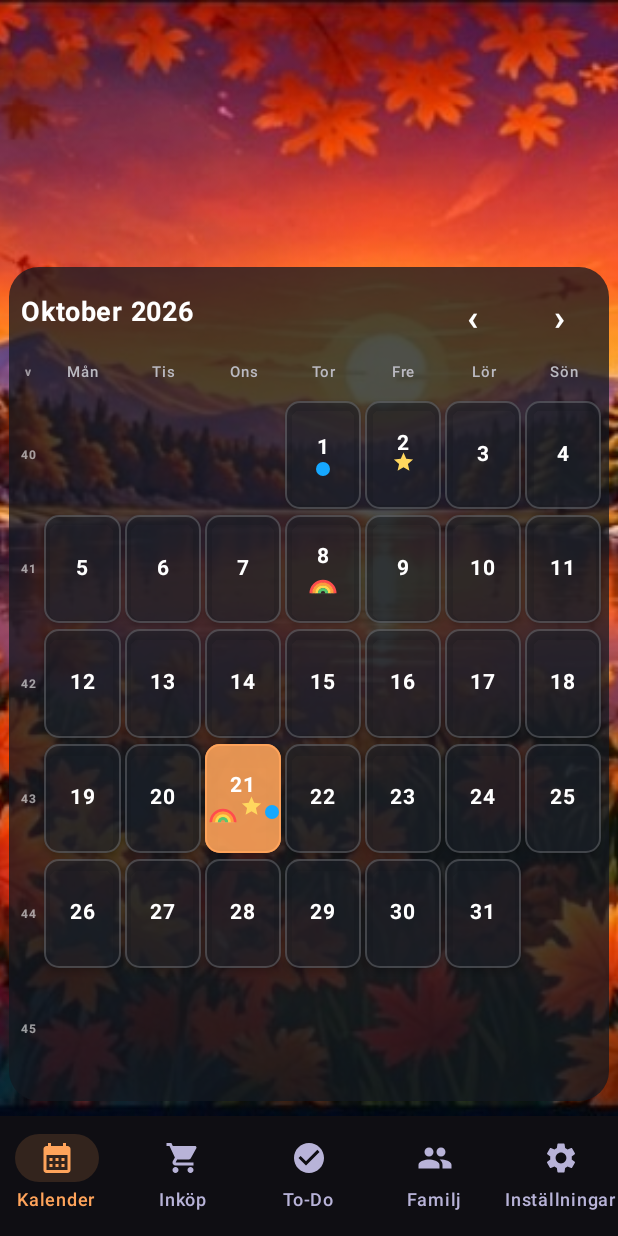
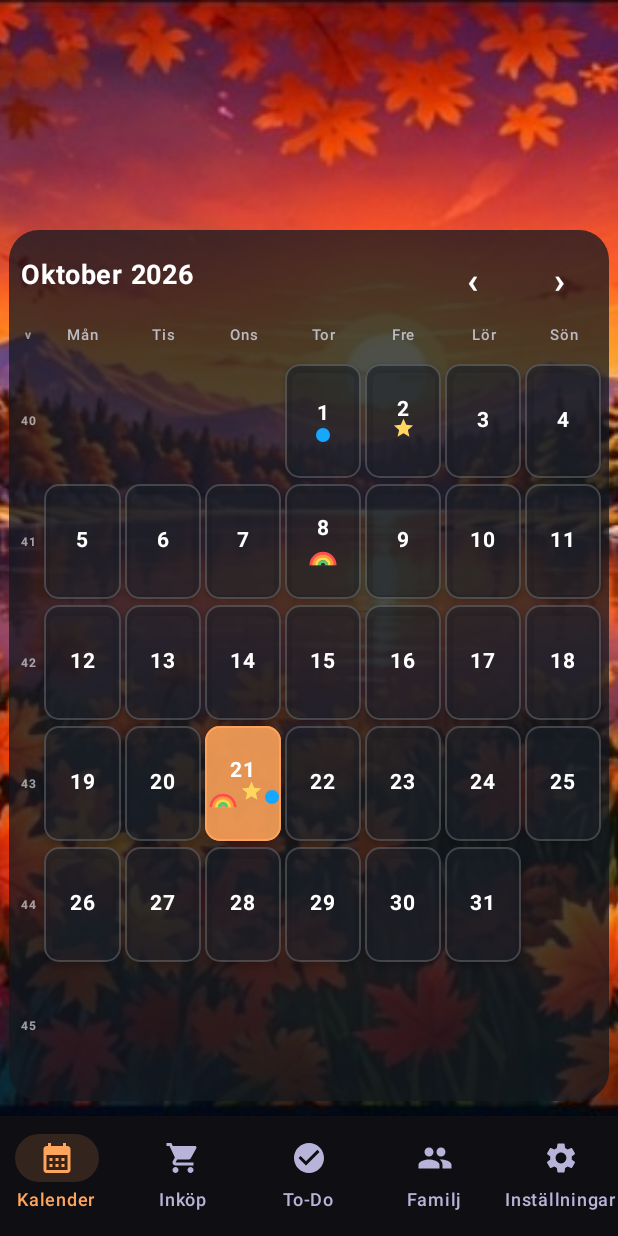
Before and after one commit to bananofil-wq/Familjekalender4.0, an Android app built with Jetpack Compose: the composable PreviewScreen called with empty values, on a phone screen of 412 x 824 dp. Run offline under Robolectric (Android 15) with nearby library versions, the phone set to English and light mode, and no system bars; network calls fail.

Commit message:
Stop calendar grid from being vertically compressed

```diff
--- a/app/src/main/java/se/familjekalender/app/ExactCalendarScreen.kt
+++ b/app/src/main/java/se/familjekalender/app/ExactCalendarScreen.kt
@@ -95,8 +95,10 @@ internal fun ExactCalendarScreen(
         // Keep enough vertical room for the complete six-week month grid.
         // The photo remains at its natural ratio and simply becomes smaller on
         // short phones instead of squeezing the calendar cells to zero height.
-        val calendarMinHeight = 300.dp
-        val heroHeight = (maxHeight - calendarMinHeight - 8.dp).coerceIn(96.dp, 160.dp)
+        val calendarMinHeight = 390.dp
+        // Keep some of the seasonal artwork visible above the calendar, but never let
+        // that hero area steal the height needed by the six week rows.
+        val heroHeight = (maxHeight - calendarMinHeight - 8.dp).coerceIn(72.dp, 135.dp)
         SeasonalPhoto(mode, Modifier.matchParentSize())
 
         fun settleMonth(delta: Long, widthPx: Float) {
```
Also changed, not shown: app/src/main/java/se/familjekalender/app/MainActivity.kt (+14 -2 lines).
